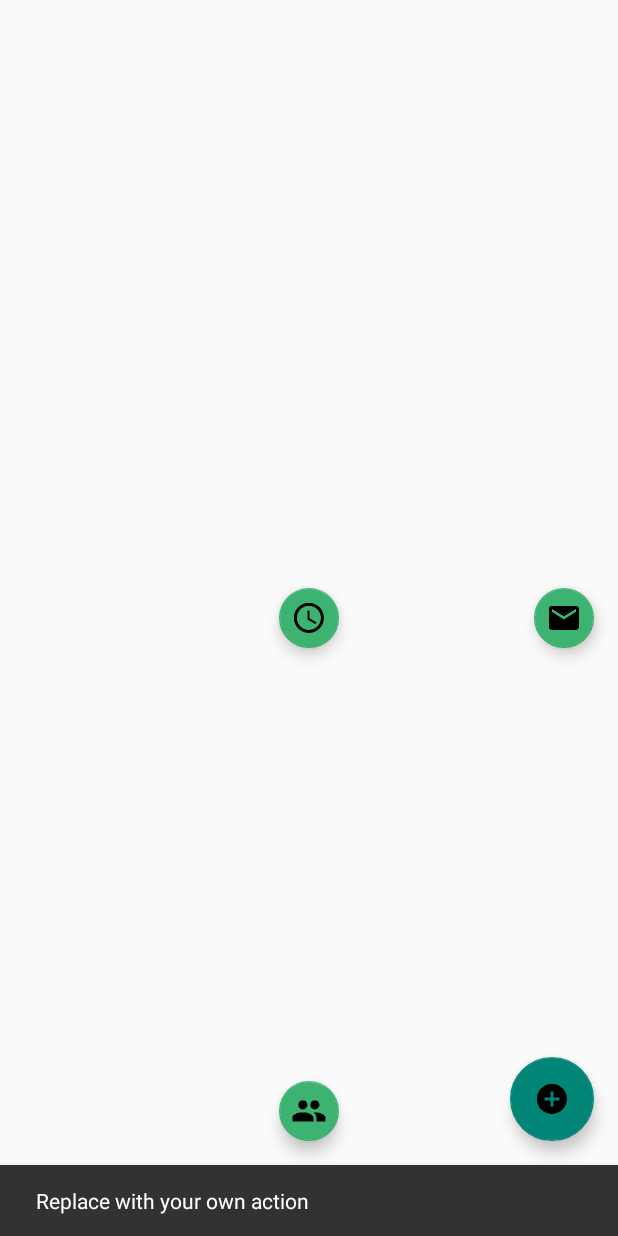
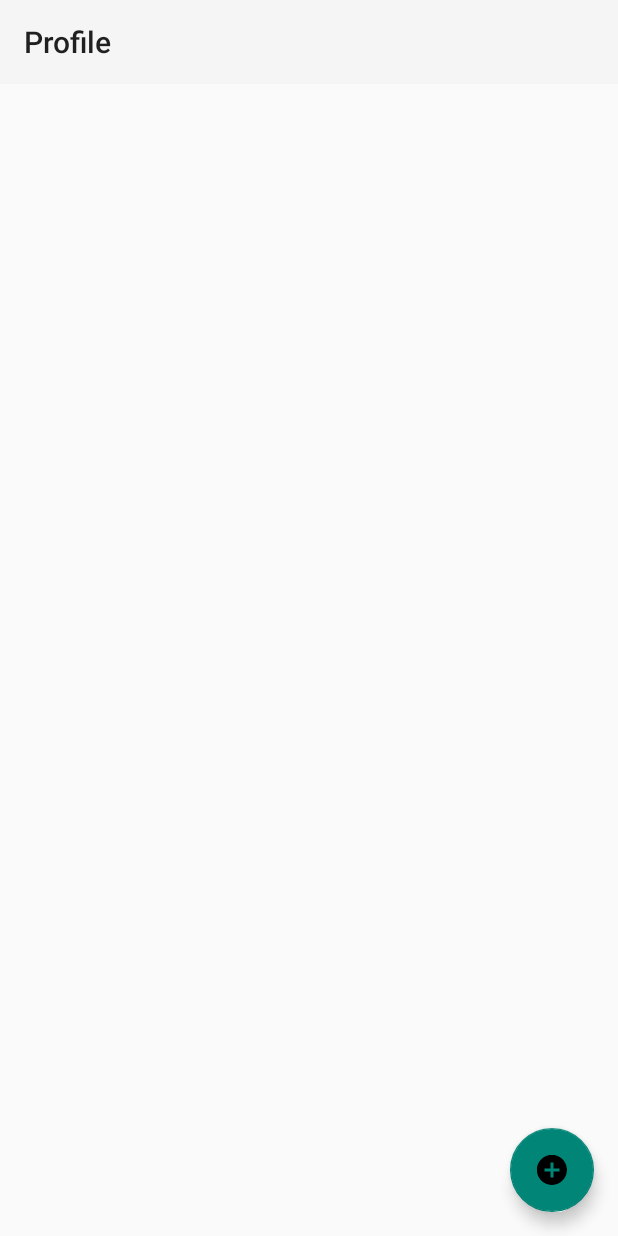
Before and after one commit to alcon2626/Smart-Work-Flow-X, an Android app: the Profile screen opened directly, with no data from a screen before it, after a tap on an icon or button, on a phone screen of 412 x 824 dp. Run offline under Robolectric (Android 15) with nearby library versions, the phone set to English and light mode, and no system bars.

Commit message:
working on FAB they kind of work

```diff
--- a/Smartworkflow/app/src/main/AndroidManifest.xml
+++ b/Smartworkflow/app/src/main/AndroidManifest.xml
@@ -20,9 +20,6 @@
         </activity>
         <activity android:name=".RegisterUser" />
         <activity
-            android:name=".UserProfile"
-            android:label="@string/title_activity_user_profile" />
-        <activity
             android:name=".Profile"
             android:label="@string/title_activity_profile"
             android:theme="@style/Theme.AppCompat.Light.NoActionBar"></activity>
--- a/Smartworkflow/app/src/main/java/com/smartworkflow/MainActivity.java
+++ b/Smartworkflow/app/src/main/java/com/smartworkflow/MainActivity.java
@@ -126,7 +126,7 @@ public class MainActivity extends AppCompatActivity implements GoogleApiClient.O
                 Firebase.AuthResultHandler authResultHandler = new Firebase.AuthResultHandler() {
                     @Override
                     public void onAuthenticated(AuthData authData) {
-                        Intent UserProfile = new Intent(MainActivity.this, UserProfile.class);
+                        Intent UserProfile = new Intent(MainActivity.this, Profile.class);
                         startActivity(UserProfile);
                     }
 
@@ -142,7 +142,7 @@ public class MainActivity extends AppCompatActivity implements GoogleApiClient.O
                             @Override
                             public void onComplete(@NonNull Task<AuthResult> task) {
                                 if (task.isSuccessful()) {
-                                    Intent UserProfile = new Intent(MainActivity.this, UserProfile.class);
+                                    Intent UserProfile = new Intent(MainActivity.this, Profile.class);
                                     startActivity(UserProfile);
                                     UserEmail.setText("");
                                     Userpassword.setText("");
@@ -239,7 +239,7 @@ public class MainActivity extends AppCompatActivity implements GoogleApiClient.O
                         // If sign in fails, display a message to the user. If sign in succeeds
                         // the auth state listener will be notified and logic to handle the
                         // signed in user can be handled in the listener.
-                        Intent UserProfile = new Intent(MainActivity.this, UserProfile.class);
+                        Intent UserProfile = new Intent(MainActivity.this, Profile.class);
                         startActivity(UserProfile);
                         UserEmail.setText("");
                         Userpassword.setText("");
--- a/Smartworkflow/app/src/main/java/com/smartworkflow/Profile.java
+++ b/Smartworkflow/app/src/main/java/com/smartworkflow/Profile.java
@@ -5,9 +5,15 @@ import android.support.design.widget.FloatingActionButton;
 import android.support.design.widget.Snackbar;
 import android.support.v7.app.AppCompatActivity;
 import android.support.v7.widget.Toolbar;
+import android.util.Log;
 import android.view.View;
+import android.view.animation.Animation;
+import android.view.animation.AnimationUtils;
 
-public class Profile extends AppCompatActivity {
+public class Profile extends AppCompatActivity implements View.OnClickListener {
+    FloatingActionButton fab, fab_1, fab_2, fab_3;
+    Animation fab_open, fab_close, rotate_forward, rotate_backward;
+    private Boolean isFabOpen = false;
 
     @Override
     protected void onCreate(Bundle savedInstanceState) {
@@ -15,15 +21,69 @@ public class Profile extends AppCompatActivity {
         setContentView(R.layout.activity_profile);
         Toolbar toolbar = (Toolbar) findViewById(R.id.toolbar);
         setSupportActionBar(toolbar);
-
-        FloatingActionButton fab = (FloatingActionButton) findViewById(R.id.fab);
-        fab.setOnClickListener(new View.OnClickListener() {
-            @Override
-            public void onClick(View view) {
-                Snackbar.make(view, "Replace with your own action", Snackbar.LENGTH_LONG)
-                        .setAction("Action", null).show();
-            }
-        });
+        fab_1 = (FloatingActionButton) findViewById(R.id.fab_1);
+        fab_2 = (FloatingActionButton) findViewById(R.id.fab_2);
+        fab_3 = (FloatingActionButton) findViewById(R.id.fab_3);
+        fab = (FloatingActionButton) findViewById(R.id.fab);
+        fab_open = AnimationUtils.loadAnimation(getApplicationContext(), R.anim.fab_open);
+        fab_close = AnimationUtils.loadAnimation(getApplicationContext(),R.anim.fab_close);
+        rotate_forward = AnimationUtils.loadAnimation(getApplicationContext(),R.anim.rotate_forward);
+        rotate_backward = AnimationUtils.loadAnimation(getApplicationContext(),R.anim.rotate_backward);
+        //listeners
+        fab.setOnClickListener(this);
+        fab_1.setOnClickListener(this);
+        fab_2.setOnClickListener(this);
+        fab_3.setOnClickListener(this);
     }
 
+    @Override
+    public void onClick(View v) {
+        int id = v.getId();
+        switch (id){
+            case R.id.fab:
+
+                animateFAB();
+                break;
+            case R.id.fab_1:
+
+                Log.d("Raj", "Fab 1");
+                break;
+            case R.id.fab_2:
+
+                Log.d("Raj", "Fab 2");
+                break;
+            case R.id.fab_3:
+
+                Log.d("Raj", "Fab 3");
+                break;
+        }
+    }
+    public void animateFAB(){
+
+        if(isFabOpen){
+
+            fab.startAnimation(rotate_backward);
+            fab_1.startAnimation(fab_close);
+            fab_2.startAnimation(fab_close);
+            fab_3.startAnimation(fab_close);
+            fab_1.setClickable(false);
+            fab_2.setClickable(false);
+            fab_3.setClickable(false);
+            isFabOpen = false;
+            Log.d("Raj", "close");
+
+        } else {
+
+            fab.startAnimation(rotate_forward);
+            fab_1.startAnimation(fab_open);
+            fab_2.startAnimation(fab_open);
+            fab_3.startAnimation(fab_open);
+            fab_1.setClickable(true);
+            fab_2.setClickable(true);
+            fab_3.setClickable(true);
+            isFabOpen = true;
+            Log.d("Raj","open");
+
+        }
+    }
 }
--- a/Smartworkflow/app/src/main/java/com/smartworkflow/RegisterUser.java
+++ b/Smartworkflow/app/src/main/java/com/smartworkflow/RegisterUser.java
@@ -89,7 +89,7 @@ public class RegisterUser extends AppCompatActivity {
 
 
                             progressbdialog.cancel();
-                            Intent UserProfile = new Intent(RegisterUser.this, com.smartworkflow.UserProfile.class);
+                            Intent UserProfile = new Intent(RegisterUser.this, com.smartworkflow.Profile.class);
                             startActivity(UserProfile);
 
                         }else{
--- a/Smartworkflow/app/src/main/res/layout/activity_profile.xml
+++ b/Smartworkflow/app/src/main/res/layout/activity_profile.xml
@@ -20,45 +20,56 @@
         android:layout_height="wrap_content"
         android:layout_gravity="bottom|end"
         android:layout_margin="@dimen/fab_margin"
-        app:srcCompat="@mipmap/ic_add_circle_black_48dp" />
+        app:srcCompat="@mipmap/ic_add_circle_black_48dp"/>
 
 
     <include layout="@layout/content_profile" />
 
+
+    <android.support.v7.widget.Toolbar
+        android:id="@+id/toolbar"
+        android:layout_width="match_parent"
+        android:layout_height="?attr/actionBarSize"
+        android:background="?attr/colorPrimary"
+        app:popupTheme="@style/Theme.AppCompat.Light" />
+    <android.support.design.widget.FloatingActionButton
+        android:id="@+id/fab_1"
+        android:layout_width="wrap_content"
+        android:layout_height="wrap_content"
+        android:layout_marginBottom="90dp"
+        android:layout_gravity="bottom|end"
+        android:layout_marginEnd="@dimen/fab_margin"
+        app:backgroundTint="@color/MediumSeaGreen"
+        android:visibility="invisible"
+        app:elevation="6dp"
+        app:pressedTranslationZ="12dp"
+        android:src="@mipmap/ic_group_black_32dp"
+        android:layout_marginRight="@dimen/fab_margin" />
     <android.support.design.widget.FloatingActionButton
         android:id="@+id/fab_2"
-        android:layout_width="50dp"
+        android:layout_width="wrap_content"
         android:layout_height="wrap_content"
-        android:layout_gravity="center_vertical|right"
+        android:layout_gravity="bottom|end"
         android:layout_margin="@dimen/fab_margin"
         android:src="@mipmap/ic_email_black_48dp"
-        android:visibility="visible"
+        android:visibility="invisible"
         app:backgroundTint="@color/MediumSeaGreen"
+        app:pressedTranslationZ="12dp"
         app:fabSize="mini"
-        app:layout_anchorGravity="center_vertical|left" />
-
-    <android.support.design.widget.FloatingActionButton
-        android:id="@+id/fab_1"
-        android:layout_width="75dp"
-        android:layout_height="wrap_content"
-        android:layout_margin="@dimen/fab_margin"
-        android:src="@mipmap/ic_group_black_32dp"
-        android:visibility="visible"
-        app:backgroundTint="@color/MediumSeaGreen"
-        app:fabSize="mini"
-        android:layout_gravity="bottom|center_horizontal"
-        app:layout_anchorGravity="bottom|center_horizontal" />
-
+        app:elevation="6dp"/>
     <android.support.design.widget.FloatingActionButton
         android:id="@+id/fab_3"
         android:layout_width="wrap_content"
         android:layout_height="wrap_content"
-        android:layout_gravity="center_vertical|center_horizontal"
-        android:layout_margin="@dimen/fab_margin"
+        android:layout_marginBottom="120dp"
+        android:layout_gravity="bottom|end"
+        android:layout_marginEnd="@dimen/fab_margin"
+        app:backgroundTint="@color/MediumSeaGreen"
+        android:visibility="invisible"
+        app:elevation="16dp"
+        app:pressedTranslationZ="20dp"
         android:src="@mipmap/ic_access_time_black_48dp"
-        android:visibility="visible"
-        app:backgroundTint="@color/MediumSeaGreen"
-        app:fabSize="mini"
-        app:layout_anchorGravity="center_vertical|center_horizontal" />
+        android:layout_marginRight="@dimen/fab_margin"/>
+
 
 </android.support.design.widget.CoordinatorLayout>
```
Also changed, not shown: Smartworkflow/app/src/main/java/com/smartworkflow/UserProfile.java (deleted, +0 -51 lines), Smartworkflow/app/src/main/res/layout/activity_user_profile.xml (deleted, +0 -89 lines), Smartworkflow/app/src/main/res/anim/fab_close.xml (renamed from Smartworkflow/app/src/main/res/animator/fab_close.xml), Smartworkflow/app/src/main/res/anim/fab_open.xml (renamed from Smartworkflow/app/src/main/res/animator/fab_open.xml), Smartworkflow/app/src/main/res/anim/rotate_backward.xml (renamed from Smartworkflow/app/src/main/res/animator/rotate_backward.xml), Smartworkflow/app/src/main/res/anim/rotate_forward.xml (renamed from Smartworkflow/app/src/main/res/animator/rotate_forward.xml).
